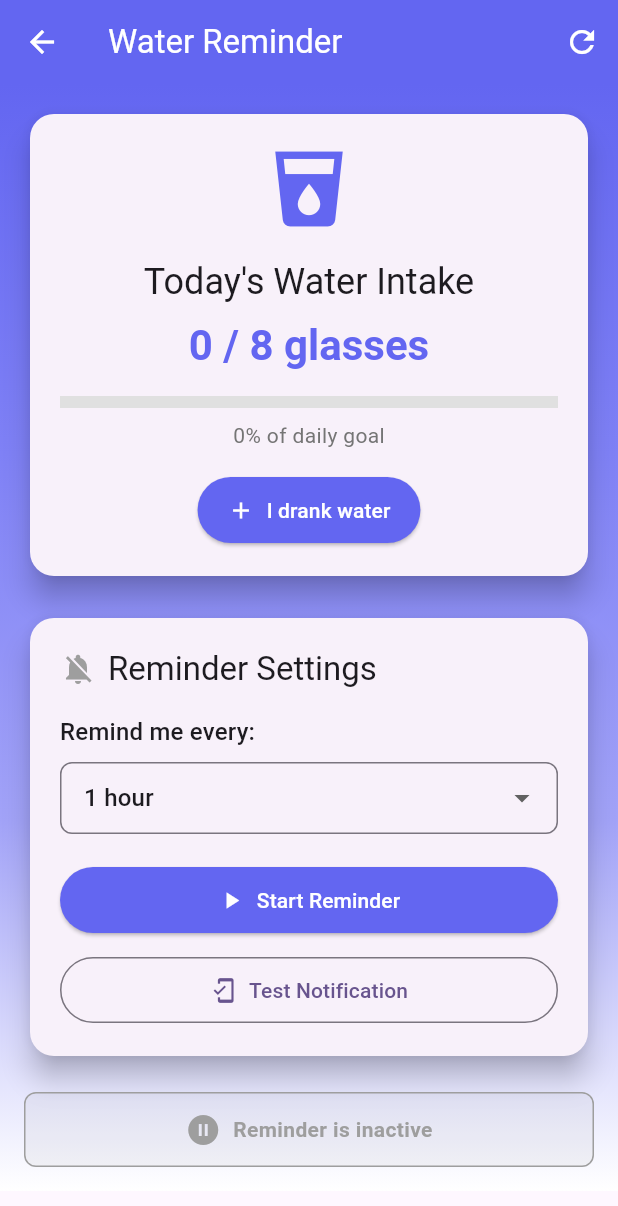
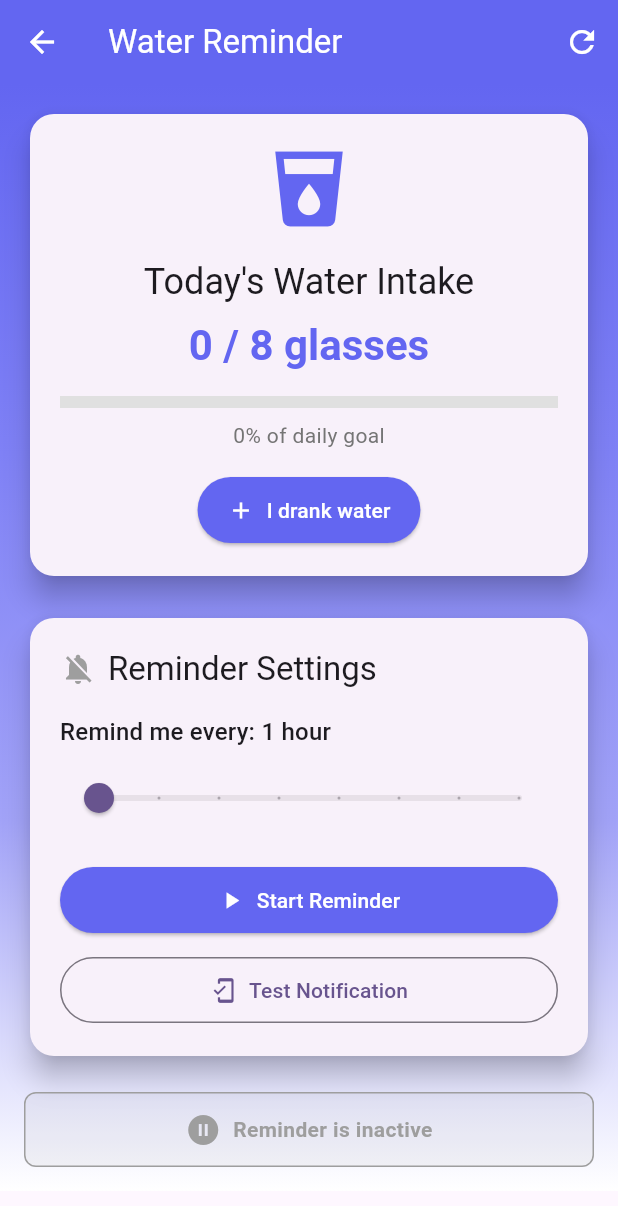
Before and after one commit to KrupalTatva/esp32, a Flutter app: the WaterReminderView screen opened directly, on a phone screen of 412 x 824 dp. Shown: the top 1206 px of the screen. Run offline on Flutter 3.47's test engine with Material 3 defaults, Android fonts, the phone set to English and light mode, and no system bars; our stand-ins replace equatable, flutter_bloc, flutter_blue_plus, flutter_local_notifications, permission_handler, shared_preferences and 1 more; missing offline and left inert: workmanager; accounts and stored records are empty.

```diff
--- a/lib/bloc/state/water_reminder_state.dart
+++ b/lib/bloc/state/water_reminder_state.dart
@@ -9,7 +9,7 @@ class WaterReminderLoaded extends BaseState {
 
   const WaterReminderLoaded({
     required this.isReminderActive,
-    required this.selectedInterval,
+    this.selectedInterval = 1,
     required this.todayWaterGlasses,
     required this.dailyGoal,
     required this.availableIntervals,
--- a/lib/screen/reminder_screeen.dart
+++ b/lib/screen/reminder_screeen.dart
@@ -79,7 +79,7 @@ class WaterReminderView extends StatelessWidget {
 
   Widget _buildBody(BuildContext context, BaseState state) {
     if (state is LoadingState) {
-      return const SingleChildScrollView(
+      return Center(
         child: Column(
           mainAxisAlignment: MainAxisAlignment.center,
           children: [
@@ -222,30 +222,40 @@ class WaterReminderView extends StatelessWidget {
             const SizedBox(height: 16),
 
             Text(
-              'Remind me every:',
+              'Remind me every: ${(state.selectedInterval > 0 ? state.selectedInterval : state.availableIntervals.first)} hour${state.selectedInterval > 1 ? 's' : ''}',
               style: Theme.of(context).textTheme.titleMedium,
             ),
 
             const SizedBox(height: 8),
-
-            DropdownButtonFormField<int>(
-              value: state.selectedInterval,
-              decoration: InputDecoration(
-                border: OutlineInputBorder(borderRadius: BorderRadius.circular(8)),
-                contentPadding: const EdgeInsets.symmetric(horizontal: 12, vertical: 8),
-              ),
-              items: state.availableIntervals.map((int value) {
-                return DropdownMenuItem<int>(
-                  value: value,
-                  child: Text('$value hour${value > 1 ? 's' : ''}'),
-                );
-              }).toList(),
-              onChanged: (int? newValue) {
-                if (newValue != null) {
-                  context.read<WaterReminderCubit>().updateSelectedInterval(newValue);
-                }
+            Slider(
+              value: (state.selectedInterval > 0 ? state.selectedInterval : state.availableIntervals.first).toDouble(),
+              min: state.availableIntervals.first.toDouble(),
+              max: state.availableIntervals.last.toDouble(),
+              divisions: state.availableIntervals.length - 1,
+              label: '${state.selectedInterval} hour${state.selectedInterval > 1 ? 's' : ''}',
+              onChanged: (double value) {
+                context.read<WaterReminderCubit>().updateSelectedInterval(value.round());
               },
             ),
+
+            // DropdownButtonFormField<int>(
+            //   value: state.selectedInterval,
+            //   decoration: InputDecoration(
+            //     border: OutlineInputBorder(borderRadius: BorderRadius.circular(8)),
+            //     contentPadding: const EdgeInsets.symmetric(horizontal: 12, vertical: 8),
+            //   ),
+            //   items: state.availableIntervals.map((int value) {
+            //     return DropdownMenuItem<int>(
+            //       value: value,
+            //       child: Text('$value hour${value > 1 ? 's' : ''}'),
+            //     );
+            //   }).toList(),
+            //   onChanged: (int? newValue) {
+            //     if (newValue != null) {
+            //       context.read<WaterReminderCubit>().updateSelectedInterval(newValue);
+            //     }
+            //   },
+            // ),
 
             const SizedBox(height: 20),
 
--- a/lib/service/notification_service.dart
+++ b/lib/service/notification_service.dart
@@ -52,7 +52,7 @@ class NotificationService {
   static Future<void> _requestNotificationPermission() async {
     final status = await Permission.notification.request();
     if (status != PermissionStatus.granted) {
-      print('Notification permission denied');
+      throw Exception("permission denied");
     }
   }
 
@@ -84,13 +84,13 @@ class NotificationService {
       priority: Priority.defaultPriority,
       ticker: 'Water Reminder',
       icon: '@mipmap/ic_launcher',
-      actions: <AndroidNotificationAction>[
-        AndroidNotificationAction(
-          'mark_consumed',
-          'I drank water ✓',
-          titleColor: Color.fromARGB(255, 0, 150, 255),
-        ),
-      ],
+      // actions: <AndroidNotificationAction>[
+      //   AndroidNotificationAction(
+      //     'mark_consumed',
+      //     'I drank water ✓',
+      //     titleColor: Color.fromARGB(255, 0, 150, 255),
+      //   ),
+      // ],
     );
 
     const DarwinNotificationDetails iOSPlatformChannelSpecifics =
--- a/pubspec.yaml
+++ b/pubspec.yaml
@@ -60,6 +60,7 @@ dev_dependencies:
   flutter_lints: ^5.0.0
   build_runner: ^2.8.0
   json_serializable: ^6.11.1
+  flutter_gen: ^5.12.0
 
 # For information on the generic Dart part of this file, see the
 # following page: https://dart.dev/tools/pub/pubspec
@@ -73,9 +74,8 @@ flutter:
   uses-material-design: true
 
   # To add assets to your application, add an assets section, like this:
-  # assets:
-  #   - images/a_dot_burr.jpeg
-  #   - images/a_dot_ham.jpeg
+  assets:
+    - assets/image/
 
   # An image asset can refer to one or more resolution-specific "variants", see
   # https://flutter.dev/to/resolution-aware-images
```
Also changed, not shown: lib/screen/splash_screen.dart (+6 -5 lines), assets/image/logo.png (added), pubspec.lock, 5 other files.
